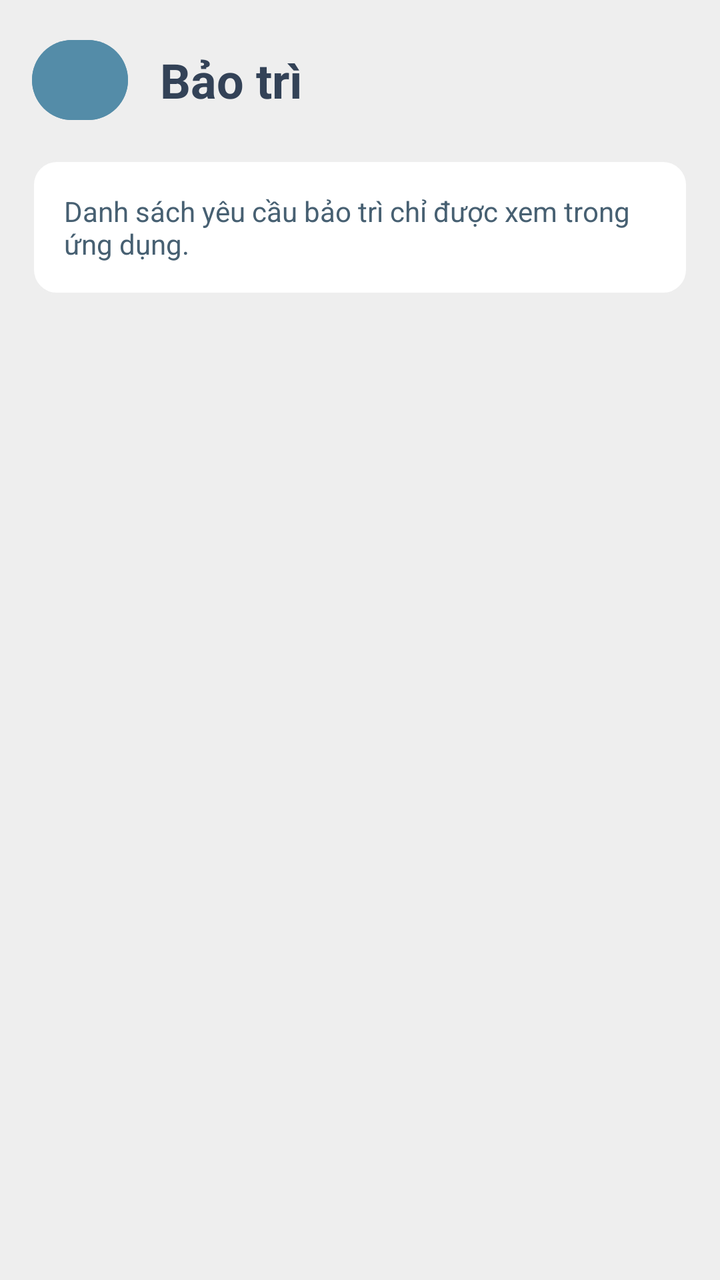
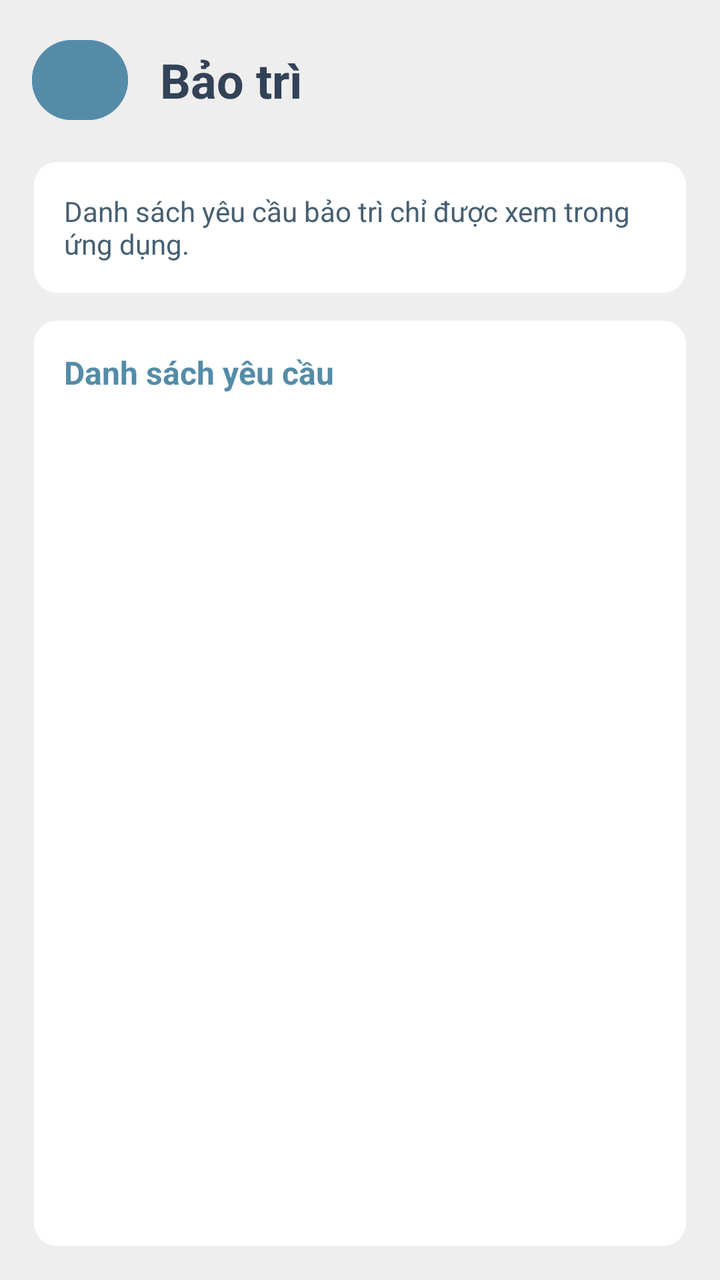

Before-and-after screenshots of an Android layout around one commit, followed by the original layout XML and the change that was made.
<!-- AndroidManifest.xml: application theme Theme.Rentaly_Management -->
<!-- res/layout/fragment_maintenance.xml -->
<?xml version="1.0" encoding="utf-8"?>
<LinearLayout xmlns:android="http://schemas.android.com/apk/res/android" android:layout_width="match_parent" android:layout_height="match_parent" android:orientation="vertical" android:padding="16dp" android:background="@color/background">
    <LinearLayout android:layout_width="match_parent" android:layout_height="wrap_content" android:gravity="center_vertical"><Button android:id="@+id/maintenance_back" android:layout_width="48dp" android:layout_height="48dp" android:backgroundTint="@color/primary" android:contentDescription="Quay lại" android:drawableStart="@drawable/back_icon" android:minWidth="0dp" android:minHeight="0dp" android:padding="8dp" android:text=""/><TextView android:layout_width="0dp" android:layout_height="wrap_content" android:layout_weight="1" android:layout_marginStart="16dp" android:text="Bảo trì" android:textColor="@color/dark_navy" android:textSize="24sp" android:textStyle="bold"/></LinearLayout>
    <TextView android:layout_width="match_parent" android:layout_height="wrap_content" android:layout_marginTop="16dp" android:background="@drawable/user_detail_card" android:padding="16dp" android:text="Danh sách yêu cầu bảo trì chỉ được xem trong ứng dụng." android:textColor="@color/secondary" android:textSize="14sp"/>
    <ProgressBar android:id="@+id/maintenance_loading" android:layout_width="wrap_content" android:layout_height="wrap_content" android:layout_gravity="center" android:visibility="gone"/>
    <TextView android:id="@+id/maintenance_empty" android:layout_width="match_parent" android:layout_height="wrap_content" android:layout_marginTop="24dp" android:gravity="center" android:text="Chưa có yêu cầu bảo trì" android:textColor="@color/secondary" android:visibility="gone"/>
    <ListView android:id="@+id/maintenance_list" android:layout_width="match_parent" android:layout_height="0dp" android:layout_weight="1" android:layout_marginTop="12dp" android:divider="@color/background" android:dividerHeight="8dp"/>
</LinearLayout>
<!-- resources referenced by this layout -->
<resources>
  <color name="background">#EEEEEE</color>
  <color name="dark_navy">#334257</color>
  <color name="primary">#548CA8</color>
  <color name="secondary">#476072</color>
  <!-- drawable back_icon (drawable) -->
  <vector xmlns:android="http://schemas.android.com/apk/res/android"
      android:width="24dp"
      android:height="24dp"
      android:viewportWidth="960"
      android:viewportHeight="960">
    <path
        android:pathData="m313,520 l224,224 -57,56 -320,-320 320,-320 57,56 -224,224h487v80L313,520Z"
        android:fillColor="#EEEEEE"/>
  </vector>
  <!-- drawable user_detail_card (drawable) -->
  <?xml version="1.0" encoding="utf-8"?>
  <shape xmlns:android="http://schemas.android.com/apk/res/android" android:shape="rectangle">
      <solid android:color="@color/white" />
      <corners android:radius="12dp" />
      <stroke android:width="1dp" android:color="@color/background" />
  </shape>
  <style name="Theme.Rentaly_Management" parent="Base.Theme.Rentaly_Management" />
  <color name="white">#FFFFFFFF</color>
  <style name="Base.Theme.Rentaly_Management" parent="Theme.Material3.DayNight.NoActionBar">
          
          
      </style>
</resources>

<!-- the commit's change to res/layout/fragment_maintenance.xml (unified diff, before → after) -->
@@ -1,8 +1,14 @@
 <?xml version="1.0" encoding="utf-8"?>
 <LinearLayout xmlns:android="http://schemas.android.com/apk/res/android" android:layout_width="match_parent" android:layout_height="match_parent" android:orientation="vertical" android:padding="16dp" android:background="@color/background">
-    <LinearLayout android:layout_width="match_parent" android:layout_height="wrap_content" android:gravity="center_vertical"><Button android:id="@+id/maintenance_back" android:layout_width="48dp" android:layout_height="48dp" android:backgroundTint="@color/primary" android:contentDescription="Quay lại" android:drawableStart="@drawable/back_icon" android:minWidth="0dp" android:minHeight="0dp" android:padding="8dp" android:text=""/><TextView android:layout_width="0dp" android:layout_height="wrap_content" android:layout_weight="1" android:layout_marginStart="16dp" android:text="Bảo trì" android:textColor="@color/dark_navy" android:textSize="24sp" android:textStyle="bold"/></LinearLayout>
-    <TextView android:layout_width="match_parent" android:layout_height="wrap_content" android:layout_marginTop="16dp" android:background="@drawable/user_detail_card" android:padding="16dp" android:text="Danh sách yêu cầu bảo trì chỉ được xem trong ứng dụng." android:textColor="@color/secondary" android:textSize="14sp"/>
-    <ProgressBar android:id="@+id/maintenance_loading" android:layout_width="wrap_content" android:layout_height="wrap_content" android:layout_gravity="center" android:visibility="gone"/>
-    <TextView android:id="@+id/maintenance_empty" android:layout_width="match_parent" android:layout_height="wrap_content" android:layout_marginTop="24dp" android:gravity="center" android:text="Chưa có yêu cầu bảo trì" android:textColor="@color/secondary" android:visibility="gone"/>
-    <ListView android:id="@+id/maintenance_list" android:layout_width="match_parent" android:layout_height="0dp" android:layout_weight="1" android:layout_marginTop="12dp" android:divider="@color/background" android:dividerHeight="8dp"/>
+    <LinearLayout android:layout_width="match_parent" android:layout_height="wrap_content" android:gravity="center_vertical">
+        <Button android:id="@+id/maintenance_back" android:layout_width="48dp" android:layout_height="48dp" android:backgroundTint="@color/primary" android:contentDescription="Quay lại" android:drawableStart="@drawable/back_icon" android:minWidth="0dp" android:minHeight="48dp" android:padding="8dp" android:text="" />
+        <TextView android:layout_width="0dp" android:layout_height="wrap_content" android:layout_weight="1" android:layout_marginStart="16dp" android:text="Bảo trì" android:textColor="@color/dark_navy" android:textSize="24sp" android:textStyle="bold" />
+    </LinearLayout>
+    <TextView android:layout_width="match_parent" android:layout_height="wrap_content" android:layout_marginTop="16dp" android:background="@drawable/user_detail_card" android:padding="16dp" android:text="Danh sách yêu cầu bảo trì chỉ được xem trong ứng dụng." android:textColor="@color/secondary" android:textSize="14sp" />
+    <ProgressBar android:id="@+id/maintenance_loading" android:layout_width="wrap_content" android:layout_height="wrap_content" android:layout_gravity="center" android:layout_marginTop="12dp" android:contentDescription="Đang tải yêu cầu bảo trì" android:visibility="gone" />
+    <LinearLayout android:layout_width="match_parent" android:layout_height="0dp" android:layout_weight="1" android:layout_marginTop="12dp" android:background="@drawable/user_detail_card" android:orientation="vertical" android:padding="16dp">
+        <TextView android:layout_width="match_parent" android:layout_height="wrap_content" android:layout_marginBottom="12dp" android:text="Danh sách yêu cầu" android:textColor="@color/primary" android:textSize="16sp" android:textStyle="bold" />
+        <TextView android:id="@+id/maintenance_empty" android:layout_width="match_parent" android:layout_height="wrap_content" android:layout_marginTop="12dp" android:gravity="center" android:text="Chưa có yêu cầu bảo trì" android:textColor="@color/secondary" android:visibility="gone" />
+        <ListView android:id="@+id/maintenance_list" android:layout_width="match_parent" android:layout_height="0dp" android:layout_weight="1" android:divider="@color/background" android:dividerHeight="8dp" android:footerDividersEnabled="false" android:headerDividersEnabled="false" />
+    </LinearLayout>
 </LinearLayout>
